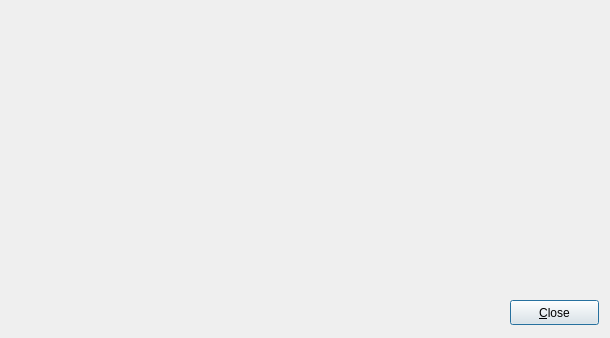
The window that mapEditor/src/viewTextureForm.ui (jeremydumais/TheWarrior) describes before a commit, drawn with Qt 5.
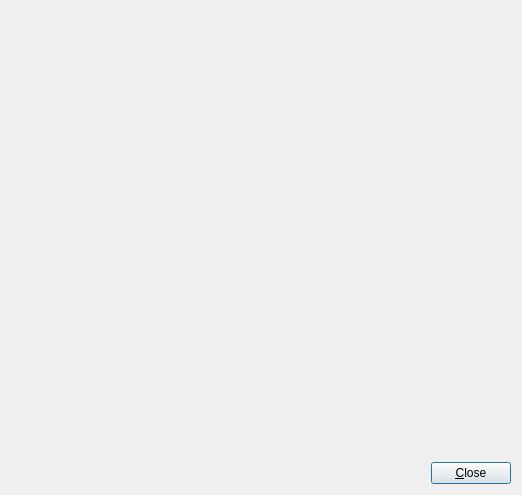
The same window after the commit.

Commit message: Work on the texture class methods and added a TextureInfo struct used to create a Texture.

The edit to the form file:
```diff
--- a/mapEditor/src/viewTextureForm.ui
+++ b/mapEditor/src/viewTextureForm.ui
@@ -6,26 +6,59 @@
    <rect>
     <x>0</x>
     <y>0</y>
-    <width>610</width>
-    <height>338</height>
+    <width>522</width>
+    <height>495</height>
    </rect>
   </property>
   <property name="windowTitle">
    <string>View texture</string>
   </property>
-  <widget class="QPushButton" name="pushButtonClose">
-   <property name="geometry">
-    <rect>
-     <x>510</x>
-     <y>300</y>
-     <width>89</width>
-     <height>25</height>
-    </rect>
-   </property>
-   <property name="text">
-    <string>&amp;Close</string>
-   </property>
-  </widget>
+  <layout class="QVBoxLayout" name="verticalLayout">
+   <item>
+    <widget class="QLabel" name="labelImage">
+     <property name="text">
+      <string/>
+     </property>
+    </widget>
+   </item>
+   <item>
+    <spacer name="verticalSpacer">
+     <property name="orientation">
+      <enum>Qt::Vertical</enum>
+     </property>
+     <property name="sizeHint" stdset="0">
+      <size>
+       <width>20</width>
+       <height>40</height>
+      </size>
+     </property>
+    </spacer>
+   </item>
+   <item>
+    <layout class="QHBoxLayout" name="horizontalLayout">
+     <item>
+      <spacer name="horizontalSpacer">
+       <property name="orientation">
+        <enum>Qt::Horizontal</enum>
+       </property>
+       <property name="sizeHint" stdset="0">
+        <size>
+         <width>40</width>
+         <height>20</height>
+        </size>
+       </property>
+      </spacer>
+     </item>
+     <item>
+      <widget class="QPushButton" name="pushButtonClose">
+       <property name="text">
+        <string>&amp;Close</string>
+       </property>
+      </widget>
+     </item>
+    </layout>
+   </item>
+  </layout>
  </widget>
  <resources/>
  <connections/>
```
The commit also changes 14 other files.
